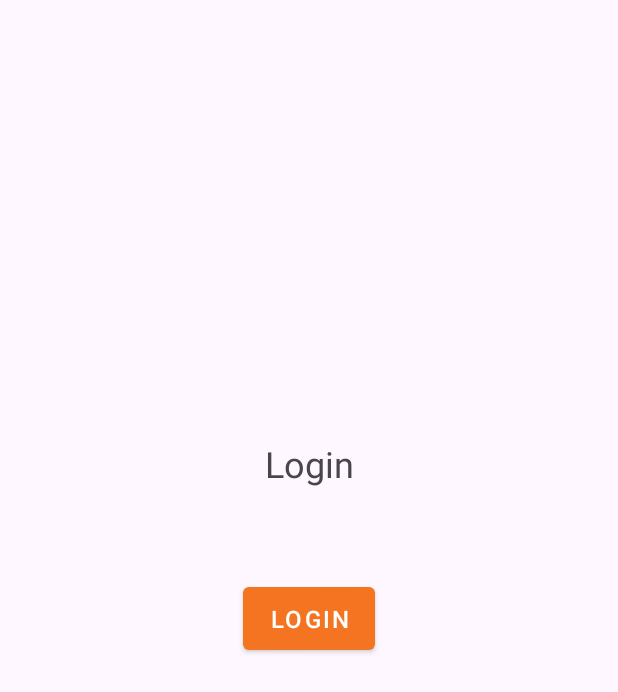
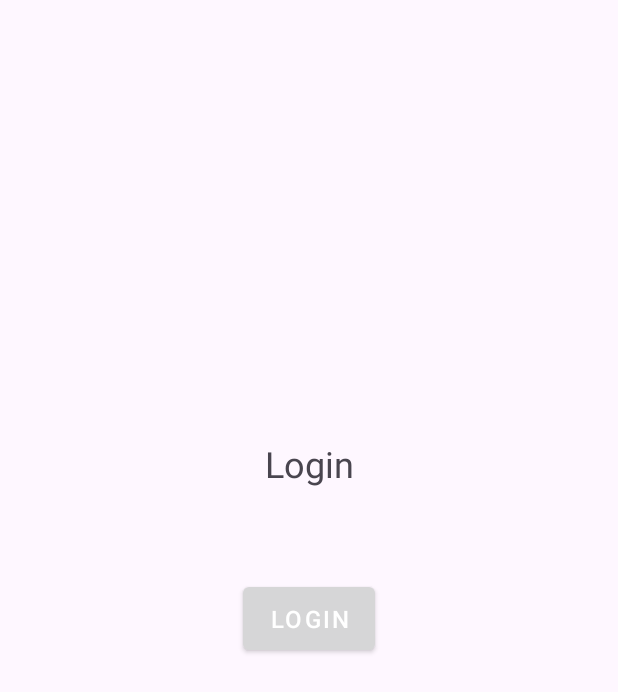
Before and after one commit to mikegarcia8748/GSecurity, an Android app: the Activity_Login screen opened directly, with no data from a screen before it, on a phone screen of 412 x 824 dp. Shown: the top 692 px of the screen. Run offline under Robolectric (Android 15) with nearby library versions, the phone set to English and light mode, and no system bars.

Commit message:
remove color Orange on colors.xml

```diff
--- a/app/src/main/res/values/colors.xml
+++ b/app/src/main/res/values/colors.xml
@@ -7,6 +7,4 @@
     <color name="teal_700">#FF018786</color>
     <color name="black">#FF000000</color>
     <color name="white">#FFFFFFFF</color>
-
-    <color name="Orange">#F47422</color>
 </resources>
```
